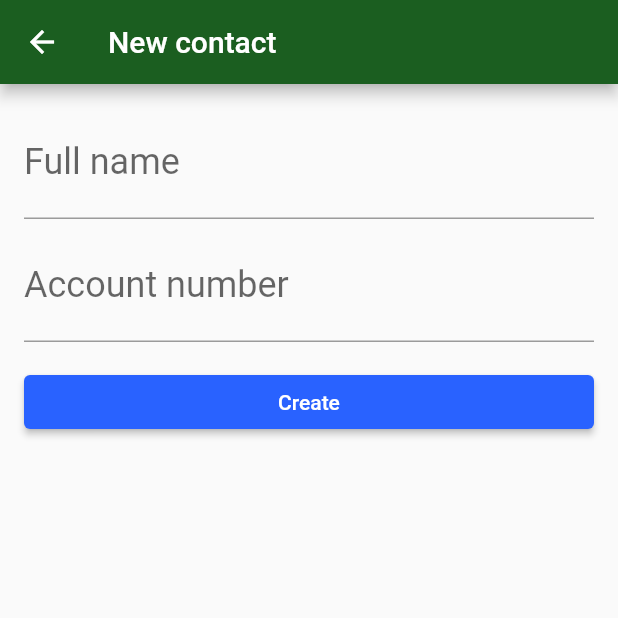
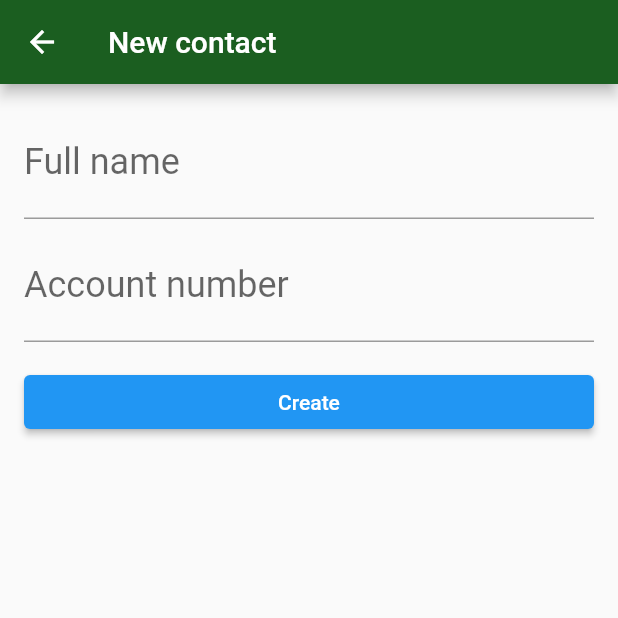
Before and after one commit to laismatie/PMD2_2021-2, a Flutter app: the ContactForm screen opened directly, on a phone screen of 412 x 824 dp, the top half of it. Run offline on Flutter 3.47's test engine with Material 2 defaults, Android fonts, the phone set to English and light mode, and no system bars; our stand-ins replace sqflite; accounts and stored records are empty.

Commit message:
add colors

```diff
--- a/flutter-persistencia-interna-aula-5/lib/main.dart
+++ b/flutter-persistencia-interna-aula-5/lib/main.dart
@@ -6,19 +6,19 @@ void main() {
 }
 
 class BytebankApp extends StatelessWidget {
-
   @override
   Widget build(BuildContext context) {
     return MaterialApp(
       theme: ThemeData(
         primaryColor: Colors.green[900],
-        accentColor: Colors.blueAccent[700],
         buttonTheme: ButtonThemeData(
           buttonColor: Colors.blueAccent[700],
           textTheme: ButtonTextTheme.primary,
         ),
+        colorScheme: ColorScheme.fromSwatch().copyWith(secondary: Colors.blueAccent[700]),
       ),
       home: Dashboard(),
+      debugShowCheckedModeBanner: false,
     );
   }
 }
--- a/flutter-persistencia-interna-aula-5/lib/screens/contact_form.dart
+++ b/flutter-persistencia-interna-aula-5/lib/screens/contact_form.dart
@@ -9,8 +9,7 @@ class ContactForm extends StatefulWidget {
 
 class _ContactFormState extends State<ContactForm> {
   final TextEditingController _nameController = TextEditingController();
-  final TextEditingController _accountNumberController =
-      TextEditingController();
+  final TextEditingController _accountNumberController = TextEditingController();
   final ContactDao _dao = ContactDao();
 
   @override
@@ -49,12 +48,11 @@ class _ContactFormState extends State<ContactForm> {
               padding: const EdgeInsets.only(top: 16.0),
               child: SizedBox(
                 width: double.maxFinite,
-                child: RaisedButton(
+                child: ElevatedButton(
                   child: Text('Create'),
                   onPressed: () {
                     final String name = _nameController.text;
-                    final int accountNumber =
-                        int.tryParse(_accountNumberController.text);
+                    final int accountNumber = int.tryParse(_accountNumberController.text);
                     final Contact newContact = Contact(0, name, accountNumber);
                     _dao.save(newContact).then((id) => Navigator.pop(context));
                   },
--- a/flutter-persistencia-interna-aula-5/lib/screens/contacts_list.dart
+++ b/flutter-persistencia-interna-aula-5/lib/screens/contacts_list.dart
@@ -29,10 +29,7 @@ class _ContactsListState extends State<ContactsList> {
                 child: Column(
                   mainAxisAlignment: MainAxisAlignment.center,
                   crossAxisAlignment: CrossAxisAlignment.center,
-                  children: <Widget>[
-                    CircularProgressIndicator(),
-                    Text('Loading')
-                  ],
+                  children: <Widget>[CircularProgressIndicator(), Text('Loading')],
                 ),
               );
               break;
```
Also changed, not shown: flutter-persistencia-interna-aula-5/lib/screens/dashboard.dart (+4 -3 lines), 1 other file.
